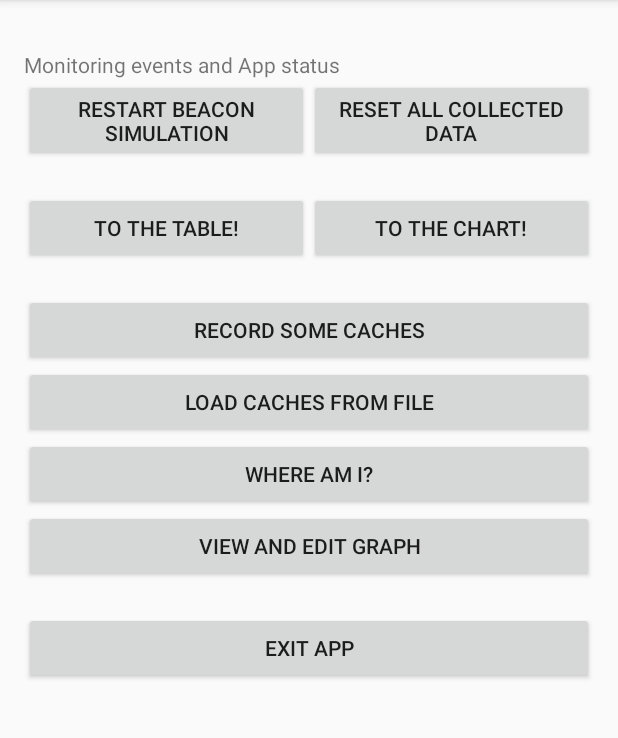
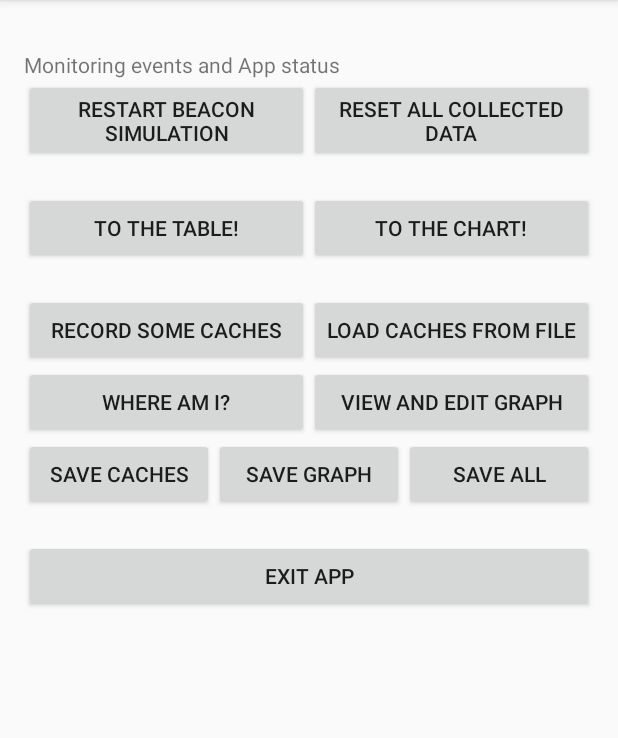
Before and after one commit to CaptBlackTea/Beaconite, an Android app: the screen it shows after launch (MainActivity), on a phone screen of 412 x 824 dp, the part 84-822 px from its top. Run offline under Robolectric (Android 15) with nearby library versions, the phone set to English and light mode, and no system bars; libraries missing offline, so code that uses them is left out: org.altbeacon.beacon; 4 statements that could not run were skipped.

Commit message:
Prepared for writing the graph to a dot file -> work in progress
* new buttons to save application data to file(s)
* new methods to the buttons
* filesupervisor: started to implement to write DOT files -> not finished

```diff
--- a/app/src/main/res/layout/activity_main.xml
+++ b/app/src/main/res/layout/activity_main.xml
@@ -80,11 +80,16 @@
 
     </LinearLayout>
 
+    <LinearLayout
+        android:layout_width="match_parent"
+        android:layout_height="wrap_content"
+        android:orientation="horizontal">
     <Button
         android:id="@+id/cachesActivity_Btn"
         android:layout_width="match_parent"
         android:layout_height="wrap_content"
         android:layout_gravity="center"
+        android:layout_weight="1"
         android:onClick="onCacheActivityBtnClicked"
         android:text="@string/startCacheActivity"/>
 
@@ -93,14 +98,22 @@
         android:layout_width="match_parent"
         android:layout_height="wrap_content"
         android:layout_gravity="center"
+        android:layout_weight="1"
         android:onClick="onLoadCachesFromFileBtnClicked"
         android:text="@string/loadCaches"/>
+    </LinearLayout>
+
+    <LinearLayout
+        android:layout_width="match_parent"
+        android:layout_height="wrap_content"
+        android:orientation="horizontal">
 
     <Button
         android:id="@+id/whereAmI_Btn"
         android:layout_width="match_parent"
         android:layout_height="wrap_content"
         android:layout_gravity="center"
+        android:layout_weight="1"
         android:onClick="onWhereAmIBtnClicked"
         android:text="@string/whereAmI"/>
 
@@ -109,8 +122,43 @@
         android:layout_width="match_parent"
         android:layout_height="wrap_content"
         android:layout_gravity="center"
+        android:layout_weight="1"
         android:onClick="onStartEditGraphBtnClicked"
         android:text="@string/editGraphActivityBtn"/>
+    </LinearLayout>
+
+    <LinearLayout
+        android:layout_width="match_parent"
+        android:layout_height="wrap_content"
+        android:orientation="horizontal">
+
+        <Button
+            android:id="@+id/saveCaches_Btn"
+            android:layout_width="match_parent"
+            android:layout_height="wrap_content"
+            android:layout_gravity="center"
+            android:layout_weight="1"
+            android:onClick="saveCachesBtn"
+            android:text="@string/saveCachesBtn"/>
+
+        <Button
+            android:id="@+id/saveGraph_Btn"
+            android:layout_width="match_parent"
+            android:layout_height="wrap_content"
+            android:layout_gravity="center"
+            android:layout_weight="1"
+            android:onClick="saveGraphBtn"
+            android:text="@string/saveGraphBtn"/>
+
+        <Button
+            android:id="@+id/saveAllData_Btn"
+            android:layout_width="match_parent"
+            android:layout_height="wrap_content"
+            android:layout_gravity="center"
+            android:layout_weight="1"
+            android:onClick="saveAllDataBtn"
+            android:text="@string/saveAllDataBtn"/>
+    </LinearLayout>
 
     <LinearLayout
         android:layout_width="match_parent"
--- a/app/src/main/res/values/strings.xml
+++ b/app/src/main/res/values/strings.xml
@@ -41,4 +41,7 @@
     <string name="cache_data_loaded">Caches were loaded from file</string>
     <string name="beaconitGraphSwitch">insert/move||edit</string>
     <string name="editGraphActivityBtn">View and Edit Graph</string>
+    <string name="saveCachesBtn">Save Caches</string>
+    <string name="saveGraphBtn">Save Graph</string>
+    <string name="saveAllDataBtn">Save all</string>
 </resources>
```
Also changed, not shown: app/src/main/java/com/example/deas/beaconite/BeaconDataService.java (+47 -2 lines), app/src/main/java/com/example/deas/beaconite/FileSupervisor.java (+54 -12 lines), app/src/main/java/com/example/deas/beaconite/activities/MainActivity.java (+26 -0 lines), 1 other file.
